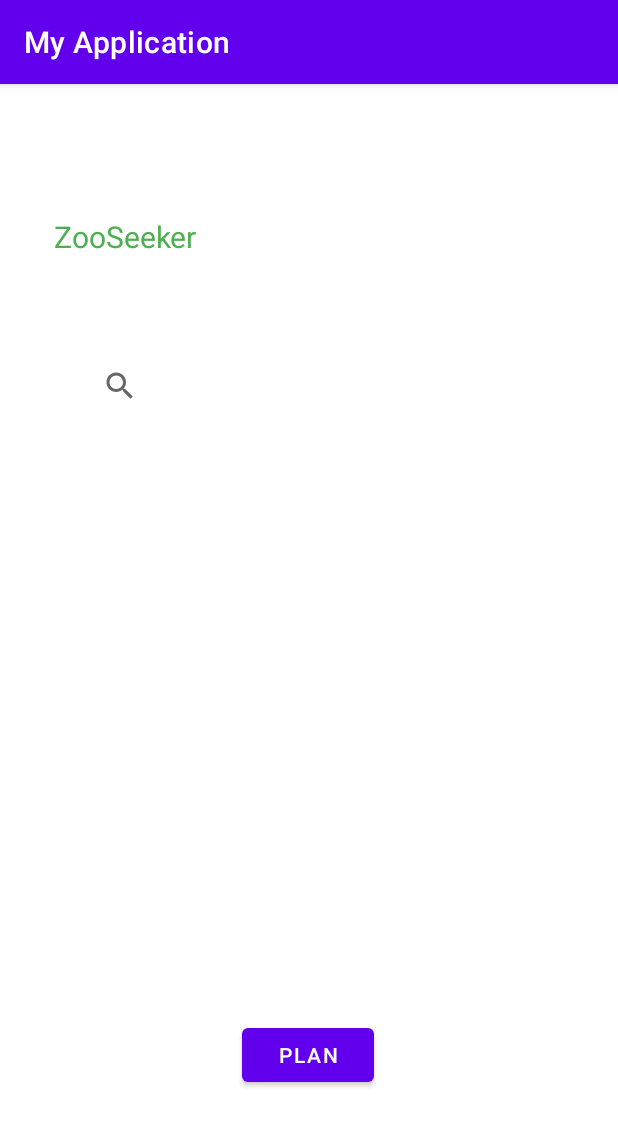
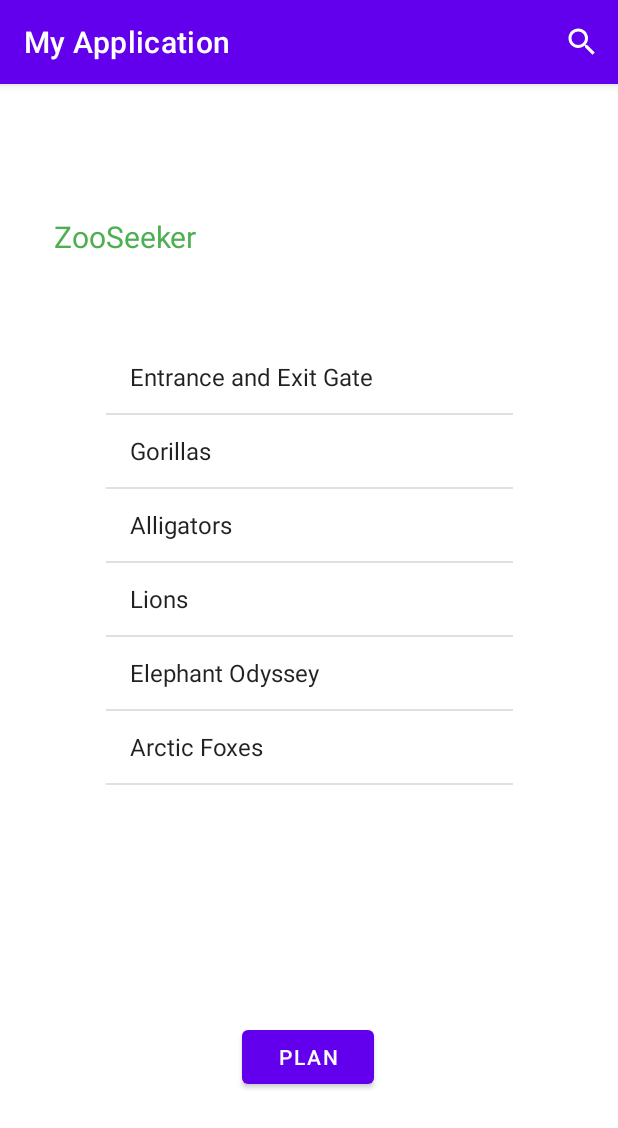
Before and after one commit to zic017/ZooSeeker-CSE-110-Team-47, an Android app: the screen it shows after launch (SearchListActivity), on a phone screen of 412 x 824 dp. Shown: the top 1128 px of the screen. Run offline under Robolectric (Android 15) with nearby library versions, the phone set to English and light mode, and no system bars; our stand-ins replace Room's generated code; libraries missing offline, so code that uses them is left out: com.google.firebase.crashlytics; 3 statements that could not run were skipped.

Commit message:
simple search

```diff
--- a/app/src/main/java/com/example/myapplication/SearchListActivity.java
+++ b/app/src/main/java/com/example/myapplication/SearchListActivity.java
@@ -1,6 +1,7 @@
 package com.example.myapplication;
 
 import androidx.appcompat.app.AppCompatActivity;
+import androidx.core.view.MenuItemCompat;
 import androidx.lifecycle.ViewModelProvider;
 import androidx.recyclerview.widget.LinearLayoutManager;
 import androidx.recyclerview.widget.RecyclerView;
@@ -8,18 +9,33 @@ import androidx.recyclerview.widget.RecyclerView;
 import android.content.Intent;
 import android.os.Bundle;
 import android.util.Log;
+import android.view.Menu;
+import android.view.MenuInflater;
+import android.view.MenuItem;
 import android.view.View;
+import android.widget.ArrayAdapter;
 import android.widget.Button;
 import android.widget.EditText;
+import android.widget.ListView;
+import android.widget.SearchView;
+import android.widget.Toast;
 
+import java.util.ArrayList;
 import java.util.List;
 
 public class SearchListActivity extends AppCompatActivity {
     // Exposed for testing purposes later...
     public RecyclerView recyclerView;
 
-    private SearchListViewModel viewModel;
-//    private Button addButton;
+//    private SearchListViewModel viewModel;
+    //private TodoListItem todoListItem;
+    ListView listView;
+
+    // Define array adapter for ListView
+    ArrayAdapter<String> adapter2;
+
+    // Define array List for List View data
+    ArrayList<String> mylist;
 
     @Override
     protected void onCreate(Bundle savedInstanceState) {
@@ -27,24 +43,98 @@ public class SearchListActivity extends AppCompatActivity {
         setContentView(R.layout.activity_search_list);
 
 
-        SearchListItemDao searchListItemDao = SearchDataBase.getSingleton(this).searchListItemDao();
-        List<SearchListItem> searchListItems = searchListItemDao.getAll();
-        SearchListViewModel viewModel = new ViewModelProvider(this).get(SearchListViewModel.class);
+//        viewModel = new ViewModelProvider(this)
+//                .get(TodoListViewModel.class);
 
         SearchListAdapter adapter = new SearchListAdapter();
         adapter.setHasStableIds(true);
-        adapter.setSearchListItems(searchListItems);
 //        adapter.setOnAddClickedHandler(viewModel::setDeleted);
-        viewModel.getSearchListItems().observe(this, adapter::setSearchListItems);
+//        viewModel.getTodoListItems().observe(this, adapter::setTodoListItems);
 
-        recyclerView = findViewById(R.id.search_results);
-        recyclerView.setLayoutManager(new LinearLayoutManager(this));
-        recyclerView.setAdapter(adapter);
+//        recyclerView = findViewById(R.id.search_results);
+//        recyclerView.setLayoutManager(new LinearLayoutManager(this));
+ //       recyclerView.setAdapter(adapter);
 
 
-//        addTodoButton.setOnClickListener(this::onAddTodoClicked);
 
         adapter.setSearchListItems(SearchListItem.loadJSON(this, "sample_node_info.json"));
+
+        listView = findViewById(R.id.listView);
+
+        // Add items to Array List
+        mylist = new ArrayList<>();
+        mylist.add("Entrance and Exit Gate");
+        mylist.add("Gorillas");
+        mylist.add("Alligators");
+        mylist.add("Lions");
+        mylist.add("Elephant Odyssey");
+        mylist.add("Arctic Foxes");
+
+
+        // Set adapter to ListView
+        adapter2
+                = new ArrayAdapter<String>(
+                this,
+                android.R.layout.simple_list_item_1,
+                mylist);
+        listView.setAdapter(adapter2);
     }
+    @Override
+    public boolean onCreateOptionsMenu(Menu menu)
+    {
+        // Inflate menu with items using MenuInflator
+        MenuInflater inflater = getMenuInflater();
+        inflater.inflate(R.menu.menu, menu);
 
+        // Initialise menu item search bar
+        // with id and take its object
+        MenuItem searchViewItem
+                = menu.findItem(R.id.search_bar);
+        SearchView searchView
+                = (SearchView) MenuItemCompat
+                .getActionView(searchViewItem);
+
+        // attach setOnQueryTextListener
+        // to search view defined above
+        searchView.setOnQueryTextListener(
+                new SearchView.OnQueryTextListener() {
+
+                    // Override onQueryTextSubmit method
+                    // which is call
+                    // when submitquery is searched
+
+                    @Override
+                    public boolean onQueryTextSubmit(String query)
+                    {
+                        // If the list contains the search query
+                        // than filter the adapter
+                        // using the filter method
+                        // with the query as its argument
+                        if (mylist.contains(query)) {
+                            adapter2.getFilter().filter(query);
+                        }
+                        else {
+                            // Search query not found in List View
+                            Toast
+                                    .makeText(SearchListActivity.this,
+                                            "Not found",
+                                            Toast.LENGTH_LONG)
+                                    .show();
+                        }
+                        return false;
+                    }
+
+                    // This method is overridden to filter
+                    // the adapter according to a search query
+                    // when the user is typing search
+                    @Override
+                    public boolean onQueryTextChange(String newText)
+                    {
+                        adapter2.getFilter().filter(newText);
+                        return false;
+                    }
+                });
+
+        return super.onCreateOptionsMenu(menu);
+    }
 }
--- a/app/src/main/res/layout/activity_search_list.xml
+++ b/app/src/main/res/layout/activity_search_list.xml
@@ -6,28 +6,25 @@
     android:layout_height="match_parent">
 
 
-    <androidx.recyclerview.widget.RecyclerView
-        android:id="@+id/search_results"
+    <ListView
+        android:id="@+id/listView"
         android:layout_width="271dp"
-        android:layout_height="364dp"
-        android:layout_marginTop="1dp"
+        android:layout_height="365dp"
+        android:layout_marginTop="56dp"
         app:layout_constraintEnd_toEndOf="parent"
-        app:layout_constraintHorizontal_bias="0.392"
         app:layout_constraintStart_toStartOf="parent"
-        app:layout_constraintTop_toBottomOf="@+id/search_bar_text" />
+        app:layout_constraintTop_toBottomOf="@+id/logo" />
 
     <Button
         android:id="@+id/plan_btn"
         android:layout_width="wrap_content"
         android:layout_height="wrap_content"
-        android:layout_marginTop="1dp"
+        android:layout_marginTop="88dp"
         android:text="Plan"
-        app:layout_constraintBottom_toBottomOf="parent"
         app:layout_constraintEnd_toEndOf="parent"
         app:layout_constraintHorizontal_bias="0.498"
         app:layout_constraintStart_toStartOf="parent"
-        app:layout_constraintTop_toBottomOf="@+id/search_results"
-        app:layout_constraintVertical_bias="0.185" />
+        app:layout_constraintTop_toBottomOf="@+id/listView" />
 
     <TextView
         android:id="@+id/logo"
@@ -43,15 +40,6 @@
         app:layout_constraintTop_toTopOf="parent"
         app:layout_constraintVertical_bias="0.119" />
 
-    <SearchView
-        android:id="@+id/search_bar_text"
-        android:layout_width="300dp"
-        android:layout_height="67dp"
-        android:layout_marginTop="52dp"
-        android:layout_marginEnd="56dp"
-        android:inputType="text"
-        android:queryHint="Search for exhibit:"
-        app:layout_constraintEnd_toEndOf="parent"
-        app:layout_constraintTop_toBottomOf="@+id/logo" />
+
 
 </androidx.constraintlayout.widget.ConstraintLayout>
```
Also changed, not shown: 1 other file.
